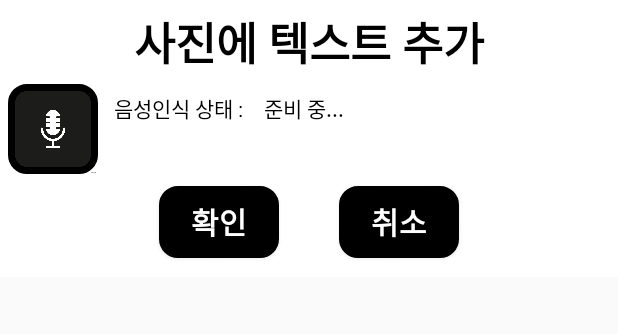
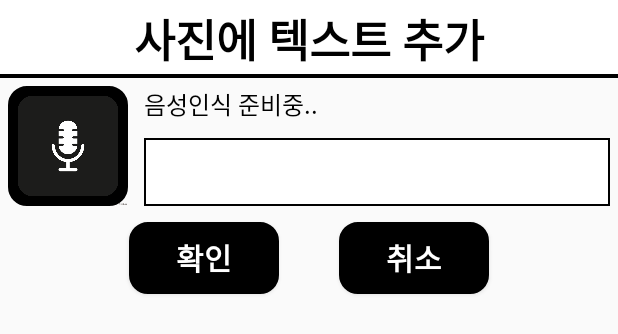
Before and after one commit to Cling-A/three-five, an Android app: the layout stt_dialog.xml on its own in the app's theme, with its tools: preview values and no code run, on a phone screen of 412 x 824 dp. Shown: the top 334 px of the screen. Run offline under Robolectric (Android 15) with nearby library versions, the phone set to English and light mode, and no system bars.

Commit message:
(내폰기준이지만)모든기능, 뷰 다 돌아가는거 확인

```diff
--- a/app/src/main/java/com/shinjongwoo/computer/graduateproject/tflite/CustomDialog.kt
+++ b/app/src/main/java/com/shinjongwoo/computer/graduateproject/tflite/CustomDialog.kt
@@ -90,13 +90,13 @@ class CustomDialog(context: Context) {
                 override fun onReady() {
                     Log.d("STT", "모든 하드웨어 및 오디오 서비스가 준비되었습니다.")
                     // TODO 아이콘 바꾸기
-                    dlg.explainTxt.text="준비가 되었습니다."
+                    dlg.explainTxt.text="음성인식 시작.."
                 }
 
                 override fun onBeginningOfSpeech() {
                     Log.d("STT", "사용자가 말을 하기 시작했습니다.")
                     // TODO 아이콘 바꾸기 (실행중이라는 직관적인 것으로)
-                    dlg.explainTxt.text = "인식 중 입니다."
+                    dlg.explainTxt.text = "음성인식 중.."
                 }
 
                 override fun onEndOfSpeech() {
--- a/app/src/main/java/com/shinjongwoo/computer/graduateproject/tflite/DetectBox.kt
+++ b/app/src/main/java/com/shinjongwoo/computer/graduateproject/tflite/DetectBox.kt
@@ -2,7 +2,6 @@ package com.shinjongwoo.computer.graduateproject.tflite
 
 import android.content.Context
 import android.util.Log
-import android.view.View
 import android.view.ViewGroup
 import android.widget.Button
 import android.widget.TextView
@@ -35,11 +34,8 @@ class DetectBox(var name: String?,
                 setGreen()
                 Log.d("abcd", "red to green")
             }
-            text.text = "전종석"
         }
     }
-
-
 
     fun move(x: Float, y:Float){
         box.x = x
--- a/app/src/main/java/com/shinjongwoo/computer/graduateproject/tflite/ImageClassifier.java
+++ b/app/src/main/java/com/shinjongwoo/computer/graduateproject/tflite/ImageClassifier.java
@@ -1,11 +1,8 @@
 /* Copyright 2017 The TensorFlow Authors. All Rights Reserved.
-
 Licensed under the Apache License, Version 2.0 (the "License");
 you may not use this file except in compliance with the License.
 You may obtain a copy of the License at
-
     http://www.apache.org/licenses/LICENSE-2.0
-
 Unless required by applicable law or agreed to in writing, software
 distributed under the License is distributed on an "AS IS" BASIS,
 WITHOUT WARRANTIES OR CONDITIONS OF ANY KIND, either express or implied.
--- a/app/src/main/java/com/shinjongwoo/computer/graduateproject/tflite/MainActivity.java
+++ b/app/src/main/java/com/shinjongwoo/computer/graduateproject/tflite/MainActivity.java
@@ -6,13 +6,11 @@ import android.graphics.Bitmap;
 import android.graphics.BitmapFactory;
 import android.os.Bundle;
 import android.os.Environment;
-import android.os.Handler;
 import android.util.Log;
 import android.view.LayoutInflater;
 import android.view.View;
 import android.view.WindowManager;
 import android.widget.ImageButton;
-import android.widget.TextView;
 import android.widget.Toast;
 
 import androidx.appcompat.app.AlertDialog;
@@ -45,6 +43,7 @@ public class MainActivity extends AppCompatActivity {
     private CameraView cameraView;
 
     private FileOutputStream outputStream;
+    private DialogInterface mpopupDig = null;
 
     @Override
     protected void onCreate(Bundle savedInstanceState) {
@@ -131,7 +130,6 @@ public class MainActivity extends AppCompatActivity {
                 builder.create().show();
             }//end of onClick
         });
-
     }//end of onCreate
 
     @Override
--- /dev/null
+++ b/app/src/main/res/drawable/border.xml
@@ -0,0 +1,10 @@
+<?xml version="1.0" encoding="utf-8"?>
+<layer-list xmlns:android="http://schemas.android.com/apk/res/android">
+
+    <item>
+        <shape android:shape="rectangle">
+            <stroke android:width = "1sp" android:color = "#000000"/>
+            <solid android:color = "#ffffff"/>
+        </shape>
+    </item>
+</layer-list>
--- /dev/null
+++ b/app/src/main/res/drawable/border_bottom.xml
@@ -0,0 +1,13 @@
+<?xml version="1.0" encoding="utf-8"?>
+<layer-list xmlns:android="http://schemas.android.com/apk/res/android">
+<item>
+    <shape android:shape="rectangle">
+        <solid android:color="#000000" />
+    </shape>
+</item>
+<item android:bottom="3sp">
+    <shape android:shape="rectangle">
+        <solid android:color="#FFFFFF" />
+    </shape>
+</item>
+</layer-list>
--- a/app/src/main/res/layout/stt_dialog.xml
+++ b/app/src/main/res/layout/stt_dialog.xml
@@ -10,7 +10,6 @@
         android:id="@+id/sttLayout"
         android:layout_width="match_parent"
         android:layout_height="wrap_content"
-        android:background="@color/color6"
         android:gravity="top"
         android:orientation="vertical"
         android:visibility="visible"
@@ -23,8 +22,9 @@
             android:id="@+id/textView3"
             android:layout_width="fill_parent"
             android:layout_height="wrap_content"
-            android:layout_marginTop="5sp"
+            android:background="@drawable/border_bottom"
             android:gravity="center"
+            android:padding="3sp"
             android:text="사진에 텍스트 추가"
             android:textColor="@color/color7"
             android:textSize="30sp"
@@ -38,7 +38,7 @@
             <ImageButton
                 android:id="@+id/recordBtn"
                 android:layout_width="wrap_content"
-                android:layout_height="60dp"
+                android:layout_height="80sp"
                 android:layout_margin="5sp"
                 android:adjustViewBounds="true"
                 android:background="@drawable/button_background"
@@ -49,51 +49,31 @@
             <LinearLayout
                 android:layout_width="match_parent"
                 android:layout_height="match_parent"
-                android:orientation="vertical"
-                android:paddingTop="5sp"
-                android:paddingRight="5sp"
-                android:paddingBottom="5sp">
+                android:orientation="vertical">
 
-                <LinearLayout
+                <TextView
+                    android:id="@+id/explainTxt"
                     android:layout_width="match_parent"
                     android:layout_height="wrap_content"
-                    android:orientation="horizontal">
-
-                    <TextView
-                        android:id="@+id/textView5"
-                        android:layout_width="wrap_content"
-                        android:layout_height="wrap_content"
-                        android:layout_margin="5sp"
-                        android:background="@color/color6"
-                        android:text="음성인식 상태 : "
-                        android:textColor="@color/color7"
-                        android:textSize="14sp" />
-
-                    <TextView
-                        android:id="@+id/explainTxt"
-                        android:layout_width="match_parent"
-                        android:layout_height="wrap_content"
-                        android:layout_margin="5sp"
-                        android:background="@color/color6"
-                        android:text="준비 중..."
-                        android:textColor="@color/color7"
-                        android:textSize="14sp" />
-                </LinearLayout>
+                    android:layout_margin="5sp"
+                    android:text="음성인식 준비중.."
+                    android:textColor="@color/color7"
+                    android:textSize="16sp" />
 
                 <EditText
                     android:id="@+id/resultTxt"
                     android:layout_width="match_parent"
                     android:layout_height="match_parent"
                     android:layout_margin="5sp"
-                    android:background="@color/color6"
-                    android:inputType="textMultiLine"
-                    android:textColor="@color/color7" />
+                    android:background="@drawable/border"
+                    android:gravity="start|top"
+                    android:inputType="textMultiLine" />
             </LinearLayout>
 
         </LinearLayout>
 
         <LinearLayout
-            android:layout_width="wrap_content"
+            android:layout_width="match_parent"
             android:layout_height="wrap_content"
             android:layout_gravity="center|center_horizontal"
             android:gravity="center"
@@ -101,13 +81,13 @@
 
             <Button
                 android:id="@+id/firstSubmitBtn"
-                android:layout_width="80sp"
+                android:layout_width="100sp"
                 android:layout_height="wrap_content"
                 android:layout_gravity="center|center_horizontal|center_vertical"
                 android:layout_marginLeft="20sp"
                 android:layout_marginTop="5sp"
                 android:layout_marginRight="20sp"
-                android:layout_marginBottom="10sp"
+                android:layout_marginBottom="5sp"
                 android:background="@drawable/button_background"
                 android:backgroundTint="@color/color7"
                 android:text="확인"
@@ -117,13 +97,13 @@
 
             <Button
                 android:id="@+id/firstExitBtn"
-                android:layout_width="80sp"
+                android:layout_width="100sp"
                 android:layout_height="wrap_content"
                 android:layout_gravity="center_horizontal|center_vertical"
                 android:layout_marginLeft="20sp"
                 android:layout_marginTop="5sp"
                 android:layout_marginRight="20sp"
-                android:layout_marginBottom="10sp"
+                android:layout_marginBottom="5sp"
                 android:background="@drawable/button_background"
                 android:backgroundTint="@color/color7"
                 android:text="취소"
@@ -137,7 +117,6 @@
         android:id="@+id/resultLayout"
         android:layout_width="match_parent"
         android:layout_height="wrap_content"
-        android:background="@color/color6"
         android:orientation="vertical"
         android:visibility="invisible"
         app:layout_constraintStart_toStartOf="@+id/sttLayout"
@@ -151,7 +130,8 @@
 
         <RelativeLayout
             android:layout_width="match_parent"
-            android:layout_height="wrap_content">
+            android:layout_height="wrap_content"
+            android:background="@drawable/border_bottom">
 
             <ImageView
                 android:id="@+id/sttImageView"
@@ -167,7 +147,7 @@
                 android:layout_height="wrap_content"
                 android:layout_gravity="bottom|center"
                 android:text="Move"
-                android:textColor="@color/color7"
+                android:textColor="@android:color/black"
                 android:textSize="30sp"
                 android:textStyle="bold" />
         </RelativeLayout>
@@ -181,6 +161,7 @@
             <LinearLayout
                 android:layout_width="match_parent"
                 android:layout_height="wrap_content"
+                android:background="@color/color6"
                 android:orientation="horizontal"
                 android:weightSum="10">
 
@@ -194,8 +175,8 @@
                     android:paddingTop="5sp"
                     android:paddingBottom="5sp"
                     android:text="크기"
-                    android:textColor="@color/color7"
-                    android:textSize="20sp"
+                    android:textColor="@android:color/black"
+                    android:textSize="15sp"
                     android:textStyle="bold" />
 
                 <SeekBar
@@ -214,6 +195,7 @@
             <LinearLayout
                 android:layout_width="match_parent"
                 android:layout_height="wrap_content"
+                android:background="@color/color6"
                 android:orientation="horizontal"
                 android:weightSum="9">
 
@@ -227,8 +209,8 @@
                     android:paddingTop="5sp"
                     android:paddingBottom="5sp"
                     android:text="색상"
-                    android:textColor="@color/color7"
-                    android:textSize="20sp"
+                    android:textColor="@android:color/black"
+                    android:textSize="15sp"
                     android:textStyle="bold" />
 
                 <Button
@@ -311,6 +293,7 @@
             android:layout_width="match_parent"
             android:layout_height="wrap_content"
             android:layout_gravity="center|center_horizontal"
+            android:background="@color/color6"
             android:gravity="center"
             android:orientation="horizontal">
 
```
Also changed, not shown: app/src/main/java/com/shinjongwoo/computer/graduateproject/tflite/ResultActivity.kt (+2 -7 lines), app/src/main/res/layout/login_activity.xml (+15 -8 lines), app/src/main/res/layout/result_activity.xml (+5 -4 lines). Lines whose indentation alone changed are shown as unchanged.
